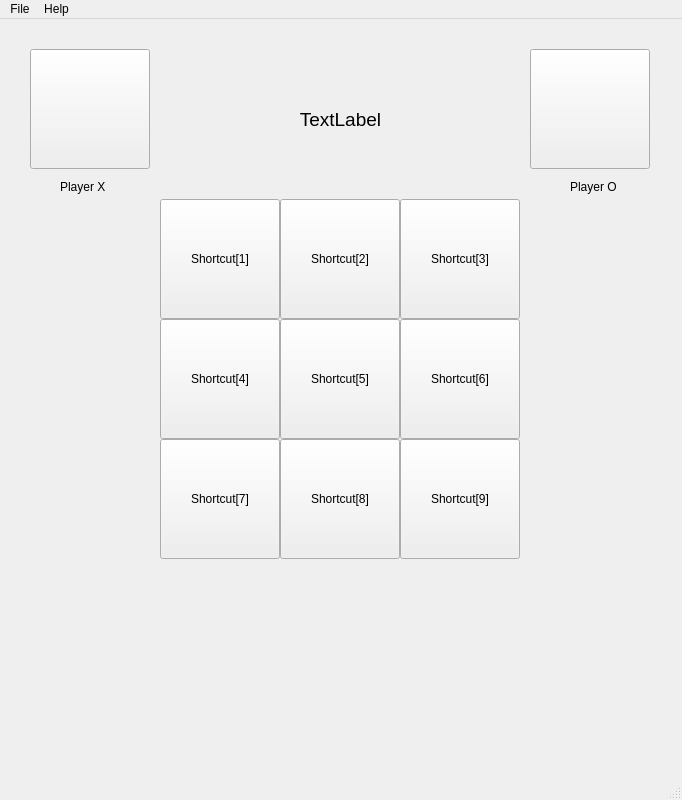
Old version of the form mainwindow.ui in the repository aosmic/Tic-Tac-Toe.
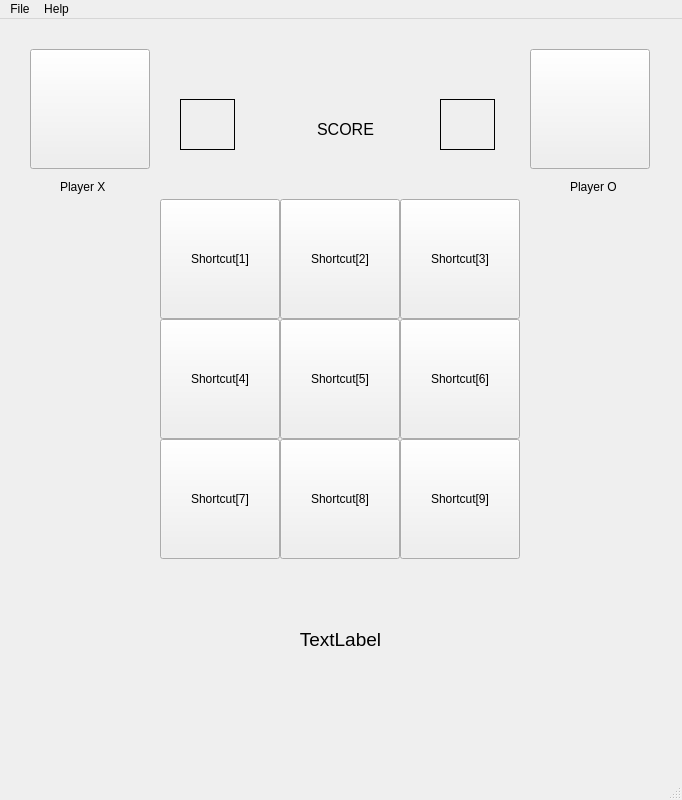
New version of the form. Icons and pictures are not drawn.

Patch:
```diff
--- a/mainwindow.ui
+++ b/mainwindow.ui
@@ -321,7 +321,7 @@
     <property name="geometry">
      <rect>
       <x>210</x>
-      <y>60</y>
+      <y>580</y>
       <width>261</width>
       <height>81</height>
      </rect>
@@ -341,19 +341,67 @@
    <widget class="QLabel" name="second_label">
     <property name="geometry">
      <rect>
-      <x>160</x>
-      <y>565</y>
-      <width>361</width>
+      <x>180</x>
+      <y>80</y>
+      <width>55</width>
+      <height>51</height>
+     </rect>
+    </property>
+    <property name="font">
+     <font>
+      <pointsize>16</pointsize>
+     </font>
+    </property>
+    <property name="frameShape">
+     <enum>QFrame::Box</enum>
+    </property>
+    <property name="text">
+     <string/>
+    </property>
+    <property name="alignment">
+     <set>Qt::AlignCenter</set>
+    </property>
+   </widget>
+   <widget class="QLabel" name="scoreLabelO">
+    <property name="geometry">
+     <rect>
+      <x>440</x>
+      <y>80</y>
+      <width>55</width>
+      <height>51</height>
+     </rect>
+    </property>
+    <property name="font">
+     <font>
+      <pointsize>16</pointsize>
+     </font>
+    </property>
+    <property name="frameShape">
+     <enum>QFrame::Box</enum>
+    </property>
+    <property name="text">
+     <string/>
+    </property>
+    <property name="alignment">
+     <set>Qt::AlignCenter</set>
+    </property>
+   </widget>
+   <widget class="QLabel" name="scoreLabel">
+    <property name="geometry">
+     <rect>
+      <x>290</x>
+      <y>90</y>
+      <width>111</width>
       <height>41</height>
      </rect>
     </property>
     <property name="font">
      <font>
-      <pointsize>14</pointsize>
+      <pointsize>12</pointsize>
      </font>
     </property>
     <property name="text">
-     <string/>
+     <string>SCORE</string>
     </property>
     <property name="alignment">
      <set>Qt::AlignCenter</set>
```
Left out of the diff: 2 changed lines with no effect on the pictures.
